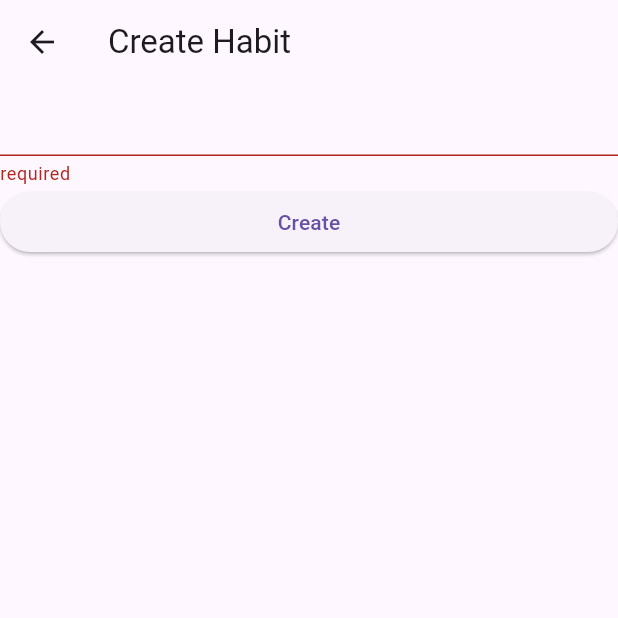
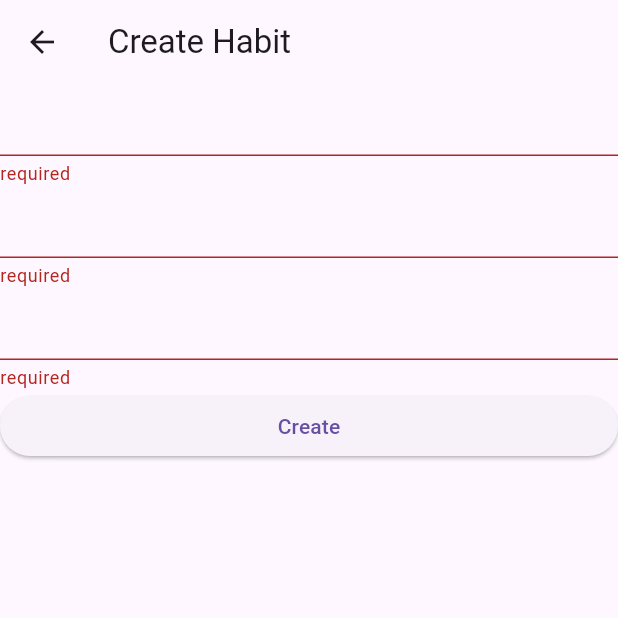
Before and after one commit to YSchilling/clean-habits, a Flutter app: the HabitCreationScreen screen opened directly, after a tap on "Create", on a phone screen of 412 x 824 dp, the top half of it. Run offline on Flutter 3.47's test engine with Material 3 defaults, Android fonts, the phone set to English and light mode, and no system bars; our stand-ins replace sqflite; accounts and stored records are empty.

Commit message:
added progress to the habit model and made the ui display it

```diff
--- a/lib/models/habit_model.dart
+++ b/lib/models/habit_model.dart
@@ -3,13 +3,24 @@ import 'package:flutter/material.dart';
 class HabitModel {
   int id;
   String name;
+  String progressUnit;
+  int progressValue;
+  int progressGoal;
 
-  HabitModel({required this.id, required this.name});
+  HabitModel(
+      {required this.id,
+      required this.name,
+      required this.progressUnit,
+      required this.progressValue,
+      required this.progressGoal});
 
   Map<String, dynamic> toMap() {
     return {
       'id': id,
       'name': name,
+      'progressUnit': progressUnit,
+      'progressValue': progressValue,
+      'progressGoal': progressGoal
     };
   }
 }
--- a/lib/provider/HabitListNotifier.dart
+++ b/lib/provider/HabitListNotifier.dart
@@ -9,8 +9,9 @@ class HabitListNotifier extends ChangeNotifier {
     return _habits;
   }
 
-  void addHabit(String name) {
-    SQLHelper.insertHabit(name);
+  void addHabit(
+      String name, String progressUnit, int progressValue, int progressGoal) {
+    SQLHelper.createHabit(name, progressUnit, progressValue, progressGoal);
     _habits = SQLHelper.getHabits();
     notifyListeners();
   }
--- a/lib/screens/habit_creation_screen.dart
+++ b/lib/screens/habit_creation_screen.dart
@@ -27,6 +27,8 @@ class CreatingHabitForm extends StatefulWidget {
 class _CreatingHabitFormState extends State<CreatingHabitForm> {
   final _formKey = GlobalKey<FormState>();
   final _nameController = TextEditingController();
+  final _progressUnitController = TextEditingController();
+  final _progressGoalController = TextEditingController();
 
   @override
   Widget build(BuildContext context) {
@@ -44,10 +46,36 @@ class _CreatingHabitFormState extends State<CreatingHabitForm> {
                 return null;
               },
             ),
+            TextFormField(
+              controller: _progressUnitController,
+              validator: (value) {
+                if (value == null || value.isEmpty) {
+                  return 'required';
+                }
+                return null;
+              },
+            ),
+            TextFormField(
+              controller: _progressGoalController,
+              validator: (value) {
+                if (value == null || value.isEmpty) {
+                  return 'required';
+                }
+                var parsedValue = int.tryParse(value);
+                if (parsedValue == null) {
+                  return 'must be a whole number!';
+                }
+                return null;
+              },
+            ),
             ElevatedButton(
               onPressed: () {
                 if (_formKey.currentState!.validate()) {
-                  notifier.addHabit(_nameController.text);
+                  notifier.addHabit(
+                      _nameController.text,
+                      _progressUnitController.text,
+                      0,
+                      int.parse(_progressGoalController.text));
                   Navigator.pop(context);
                 }
               },
--- a/lib/screens/habit_view_screen.dart
+++ b/lib/screens/habit_view_screen.dart
@@ -35,6 +35,8 @@ class HabitViewingForm extends StatelessWidget {
         child: ListView(
           children: [
             Text(habit.name),
+            Text("${habit.progressValue} ${habit.progressUnit}"),
+            Text("${habit.progressGoal}"),
           ],
         ),
       ),
--- a/lib/widgets/habit.dart
+++ b/lib/widgets/habit.dart
@@ -25,8 +25,8 @@ class Habit extends StatelessWidget {
             title: Text(habit.name),
           ),
         ),
-        const LinearProgressIndicator(
-          value: 1,
+        LinearProgressIndicator(
+          value: habit.progressValue / habit.progressGoal,
         ),
       ],
     );
```
Also changed, not shown: lib/models/database.dart (+18 -3 lines), lib/screens/habit_editing_screen.dart (+32 -2 lines), 1 other file.
